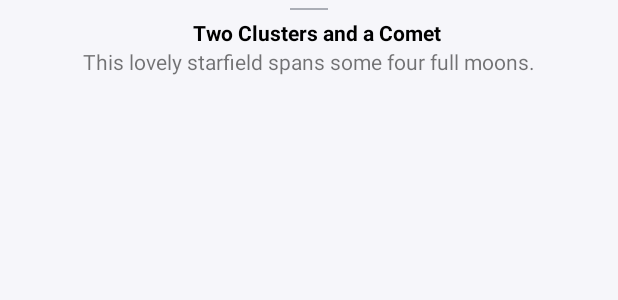
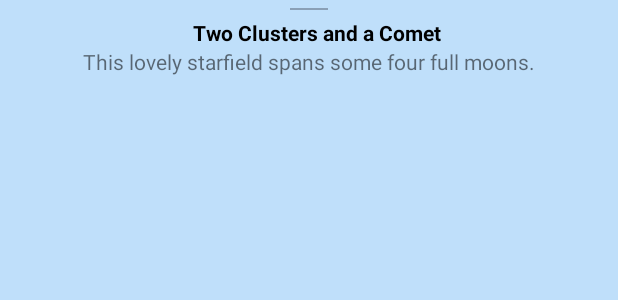
Before and after one commit to SergeYudkin/CourseMaterial, an Android app: the layout bottom_sheet_layout.xml on its own in the app's theme, with its tools: preview values and no code run, on a phone screen of 412 x 824 dp. Shown: the top 300 px of the screen. Run offline under Robolectric (Android 15) with nearby library versions, the phone set to English and light mode, and no system bars.

Commit message:
Урок 1  BottomAppBar + FAB + NavigationDrawer

```diff
--- a/app/src/main/res/layout/bottom_sheet_layout.xml
+++ b/app/src/main/res/layout/bottom_sheet_layout.xml
@@ -5,7 +5,7 @@
     android:id="@+id/bottom_sheet_container"
     android:layout_width="match_parent"
     android:layout_height="match_parent"
-    android:background="#f6f6fa"
+    android:background="#BFDFFA"
     app:behavior_hideable="true"
     app:behavior_peekHeight="50dp"
     app:layout_behavior="com.google.android.material.bottomsheet.BottomSheetBehavior">
--- a/app/src/main/res/layout/fragment_picture_of_the_day.xml
+++ b/app/src/main/res/layout/fragment_picture_of_the_day.xml
@@ -4,7 +4,7 @@
     android:id="@+id/main"
     android:layout_width="match_parent"
     android:layout_height="match_parent"
-    android:padding="10dp">
+    >
 
     <com.google.android.material.textfield.TextInputLayout
         android:id="@+id/input_layout"
@@ -51,7 +51,6 @@
         android:id="@+id/fab"
         android:layout_width="wrap_content"
         android:layout_height="wrap_content"
-
         app:layout_anchor="@id/bottom_app_bar"
         app:srcCompat="@drawable/ic_plus_fab" />
 
--- a/app/src/main/res/values/colors.xml
+++ b/app/src/main/res/values/colors.xml
@@ -8,4 +8,17 @@
     <color name="black">#FF000000</color>
     <color name="white">#FFFFFFFF</color>
     <color name="color_gray">#66000000</color>
+
+    <color name="blu_100">#89C3EA</color>
+    <color name="blu_200">#6BAAD3</color>
+    <color name="blu_500">#5691C5</color>
+    <color name="blu_600">#3F92D8</color>
+    <color name="blu_700">#2A69D7</color>
+    <color name="blu_800">#2448C8</color>
+    <color name="blu_900">#052DA3</color>
+
+
+    <color name="red">#AE0B0B</color>
+    <color name="green">#66EF12</color>
+    <color name="blue">#10B0F4</color>
 </resources>
--- a/app/src/main/res/values/themes.xml
+++ b/app/src/main/res/values/themes.xml
@@ -1,21 +1,30 @@
 <resources xmlns:tools="http://schemas.android.com/tools">
     <!-- Base application theme. -->
-    <style name="Theme.CourseMaterial" parent="Theme.MaterialComponents.DayNight.DarkActionBar">
+    <style name="Theme.CourseMaterial" parent="Theme.MaterialComponents.DayNight.NoActionBar">
         <!-- Primary brand color. -->
-        <item name="colorPrimary">@color/purple_500</item>
-        <item name="colorPrimaryVariant">@color/purple_700</item>
+        <item name="android:navigationBarColor">@color/blu_500</item>
+        <item name="colorPrimary">@color/blu_600</item>
         <item name="colorOnPrimary">@color/white</item>
-        <!-- Secondary brand color. -->
-        <item name="colorSecondary">@color/teal_200</item>
-        <item name="colorSecondaryVariant">@color/teal_700</item>
-        <item name="colorOnSecondary">@color/black</item>
-        <!-- Status bar color. -->
-        <item name="android:statusBarColor" tools:targetApi="l">?attr/colorPrimaryVariant</item>
-        <!-- Customize your theme here. -->
+        <item name="colorPrimaryContainer">@color/blu_100</item>
+        <item name="colorOnPrimaryContainer">@color/blu_900</item>
+        <item name="colorPrimaryInverse">@color/blu_200</item>
+        <item name="colorSecondary">@color/blu_600</item>
+        <item name="colorOnSecondary">@color/white</item>
+        <item name="colorSecondaryContainer">@color/blu_100</item>
+        <item name="colorOnSecondaryContainer">@color/blu_900</item>
+        <item name="colorTertiary">@color/blu_600</item>
+        <item name="colorOnTertiary">@color/white</item>
+        <item name="colorTertiaryContainer">@color/blu_100</item>
+        <item name="colorOnTertiaryContainer">@color/blu_900</item>
+
+
+        <item name="android:statusBarColor" tools:targetApi="l">@color/blu_500</item>
 
         <item name="materialButtonStyle">@style/MyButtonStyle</item>
 
         <item name="textInputStyle">@style/MyInputStyle</item>
+        <item name="bottomAppBarStyle">@style/MyBottomAppBarStyle</item>
+
     </style>
 
     <style name="MyButtonStyle" parent="Widget.MaterialComponents.Button">
@@ -25,4 +34,8 @@
     <style name="MyInputStyle" parent="Widget.MaterialComponents.TextInputLayout.OutlinedBox">
         <item name="boxStrokeColor">#EF1611</item>
     </style>
+
+    <style name="MyBottomAppBarStyle" parent="Widget.MaterialComponents.BottomAppBar">
+        <item name="backgroundTint">#B6ECEC</item>
+    </style>
 </resources>
```
Also changed, not shown: app/src/main/java/com/example/coursematerial/pictureoftheday/BottomNavigationDrawerFragment.kt (added, +44 -0 lines), app/src/main/java/com/example/coursematerial/pictureoftheday/PictureOfTheDayFragment.kt (+61 -0 lines), app/src/main/res/layout/bottom_navigation_layout.xml (added, +19 -0 lines), app/src/main/res/menu/menu_bottom_bar.xml (added, +17 -0 lines), app/src/main/res/menu/menu_bottom_bar_other.xml (added, +7 -0 lines), app/src/main/res/menu/menu_bottom_navigation.xml (added, +13 -0 lines).
